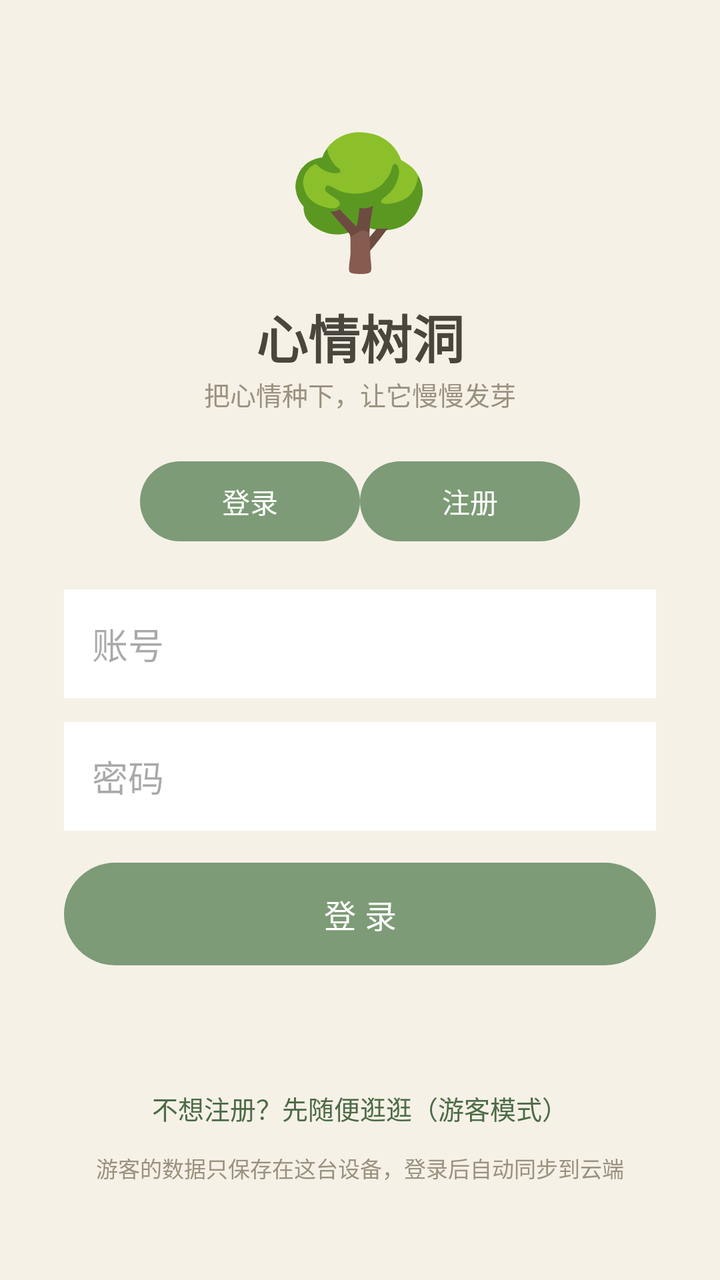
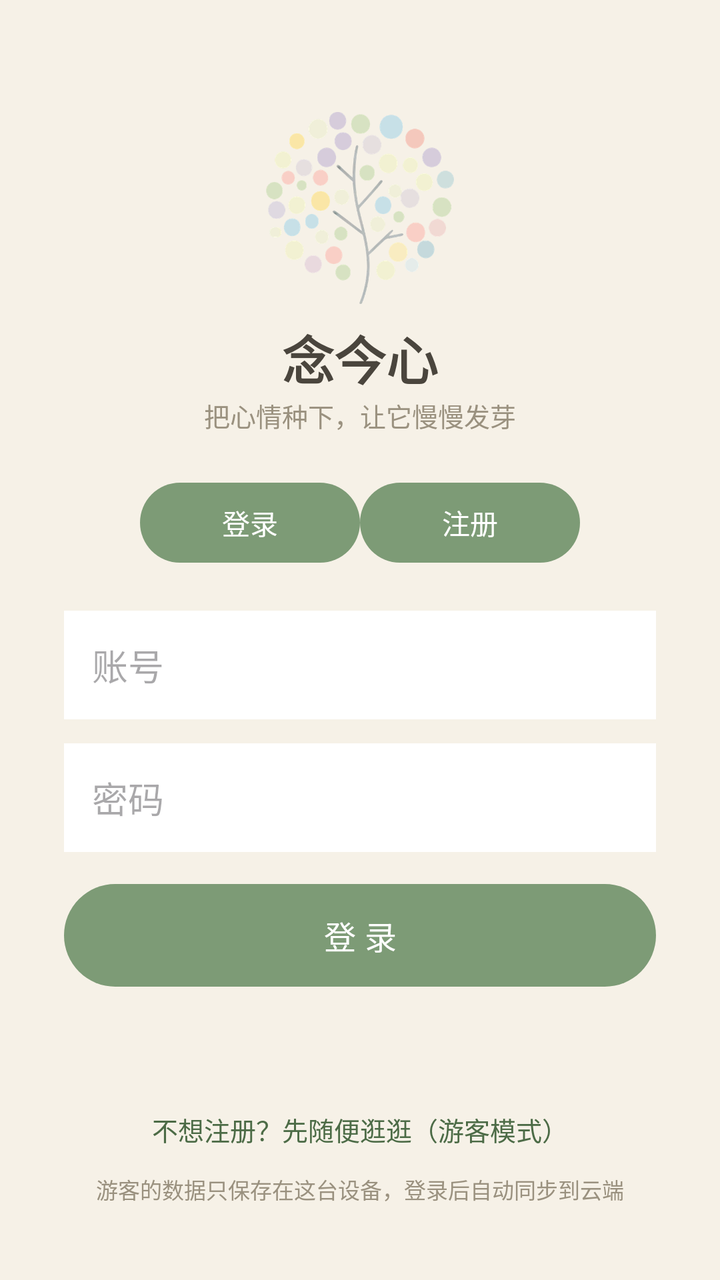

Compare the two renders of this Android layout. The source of the first and the diff that turns it into the second are given below.
<!-- AndroidManifest.xml: activity theme Theme.MoodTree.NoActionBar -->
<!-- res/layout/activity_login.xml -->
<?xml version="1.0" encoding="utf-8"?>
<ScrollView xmlns:android="http://schemas.android.com/apk/res/android"
    android:layout_width="match_parent"
    android:layout_height="match_parent"
    android:background="@color/bg"
    android:fillViewport="true">

    <LinearLayout
        android:layout_width="match_parent"
        android:layout_height="wrap_content"
        android:orientation="vertical"
        android:gravity="center_horizontal"
        android:padding="32dp">

        <TextView
            android:layout_width="wrap_content"
            android:layout_height="wrap_content"
            android:text="🌳"
            android:textSize="64sp"
            android:layout_marginTop="24dp" />

        <TextView
            android:layout_width="wrap_content"
            android:layout_height="wrap_content"
            android:text="心情树洞"
            android:textSize="26sp"
            android:textStyle="bold"
            android:textColor="@color/ink"
            android:layout_marginTop="8dp" />

        <TextView
            android:layout_width="wrap_content"
            android:layout_height="wrap_content"
            android:text="把心情种下，让它慢慢发芽"
            android:textSize="13sp"
            android:textColor="@color/ink_soft"
            android:layout_marginBottom="20dp" />

        
        <LinearLayout
            android:id="@+id/tabs"
            android:layout_width="wrap_content"
            android:layout_height="wrap_content"
            android:orientation="horizontal"
            android:layout_marginBottom="20dp">

            <Button
                android:id="@+id/btnTabLogin"
                android:layout_width="wrap_content"
                android:layout_height="wrap_content"
                android:text="登录"
                android:minWidth="110dp" />

            <Button
                android:id="@+id/btnTabRegister"
                android:layout_width="wrap_content"
                android:layout_height="wrap_content"
                android:text="注册"
                android:minWidth="110dp" />
        </LinearLayout>

        <EditText
            android:id="@+id/etUsername"
            android:layout_width="match_parent"
            android:layout_height="wrap_content"
            android:hint="账号"
            android:inputType="text"
            android:maxLines="1"
            android:background="@android:color/white"
            android:padding="14dp"
            android:layout_marginBottom="12dp" />

        <EditText
            android:id="@+id/etPassword"
            android:layout_width="match_parent"
            android:layout_height="wrap_content"
            android:hint="密码"
            android:inputType="textPassword"
            android:maxLines="1"
            android:background="@android:color/white"
            android:padding="14dp"
            android:layout_marginBottom="12dp" />

        <EditText
            android:id="@+id/etPassword2"
            android:layout_width="match_parent"
            android:layout_height="wrap_content"
            android:hint="再输一遍密码"
            android:inputType="textPassword"
            android:maxLines="1"
            android:background="@android:color/white"
            android:padding="14dp"
            android:visibility="gone" />

        <LinearLayout
            android:id="@+id/agreeRow"
            android:layout_width="match_parent"
            android:layout_height="wrap_content"
            android:orientation="horizontal"
            android:gravity="center_vertical"
            android:visibility="gone"
            android:layout_marginBottom="12dp">

            <CheckBox
                android:id="@+id/cbAgree"
                android:layout_width="wrap_content"
                android:layout_height="wrap_content" />

            <TextView
                android:layout_width="wrap_content"
                android:layout_height="wrap_content"
                android:text="我已阅读并同意"
                android:textColor="@color/ink"
                android:textSize="13sp" />

            <TextView
                android:id="@+id/tvDisclaimer"
                android:layout_width="wrap_content"
                android:layout_height="wrap_content"
                android:text="《免责声明》"
                android:textColor="@color/accent_d"
                android:textSize="13sp"
                android:padding="4dp" />
        </LinearLayout>

        <Button
            android:id="@+id/btnSubmit"
            android:layout_width="match_parent"
            android:layout_height="wrap_content"
            android:text="登 录"
            android:textSize="16sp"
            android:padding="14dp" />

        <TextView
            android:id="@+id/tvStatus"
            android:layout_width="match_parent"
            android:layout_height="wrap_content"
            android:gravity="center"
            android:textColor="@color/ink_soft"
            android:textSize="13sp"
            android:layout_marginTop="12dp" />

        <TextView
            android:id="@+id/tvGuest"
            android:layout_width="wrap_content"
            android:layout_height="wrap_content"
            android:text="不想注册？先随便逛逛（游客模式）"
            android:textColor="@color/accent_d"
            android:textSize="13sp"
            android:padding="12dp"
            android:layout_marginTop="16dp" />

        <TextView
            android:layout_width="wrap_content"
            android:layout_height="wrap_content"
            android:text="游客的数据只保存在这台设备，登录后自动同步到云端"
            android:textColor="@color/ink_soft"
            android:textSize="11sp"
            android:gravity="center" />

    </LinearLayout>
</ScrollView>
<!-- resources referenced by this layout -->
<resources>
  <color name="accent_d">#4c6b46</color>
  <color name="bg">#f6f1e7</color>
  <color name="ink">#4a453d</color>
  <color name="ink_soft">#9a917f</color>
  <style name="Theme.MoodTree.NoActionBar" parent="Theme.MoodTree">
          <item name="windowActionBar">false</item>
          <item name="windowNoTitle">true</item>
      </style>
  <style name="Theme.MoodTree" parent="Theme.Material3.DayNight.NoActionBar">
          <item name="android:windowBackground">@color/bg</item>
          <item name="android:statusBarColor">@color/bg</item>
          <item name="android:windowLightStatusBar">true</item>
          <item name="colorPrimary">@color/accent</item>
          <item name="colorOnPrimary">@color/white</item>
          <item name="colorAccent">@color/accent</item>
      </style>
  <color name="accent">#7d9b76</color>
  <color name="white">#ffffff</color>
</resources>

<!-- the commit's change to res/layout/activity_login.xml (unified diff, before → after) -->
@@ -12,17 +12,17 @@
         android:gravity="center_horizontal"
         android:padding="32dp">
 
-        <TextView
-            android:layout_width="wrap_content"
-            android:layout_height="wrap_content"
-            android:text="🌳"
-            android:textSize="64sp"
+        <ImageView
+            android:layout_width="96dp"
+            android:layout_height="96dp"
+            android:src="@drawable/logo"
+            android:contentDescription="念今心"
             android:layout_marginTop="24dp" />
 
         <TextView
             android:layout_width="wrap_content"
             android:layout_height="wrap_content"
-            android:text="心情树洞"
+            android:text="念今心"
             android:textSize="26sp"
             android:textStyle="bold"
             android:textColor="@color/ink"
<!-- resource entries referenced after the edit -->
@@ -4,6 +4,7 @@
   <color name="bg">#f6f1e7</color>
   <color name="ink">#4a453d</color>
   <color name="ink_soft">#9a917f</color>
+  <!-- drawable logo: png bitmap (drawable, 132959 bytes) -->
   <style name="Theme.MoodTree.NoActionBar" parent="Theme.MoodTree">
           <item name="windowActionBar">false</item>
           <item name="windowNoTitle">true</item>
